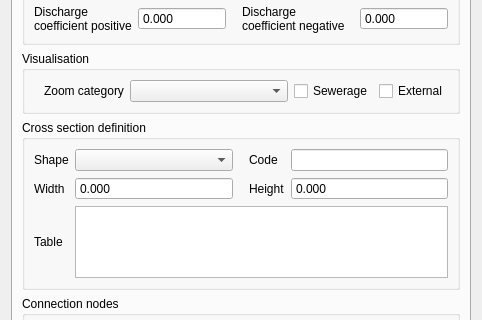
Before: the Qt Designer form threedi_model_builder/forms/ui/weir.ui in nens/threedi-schematisation-editor, drawn with Qt 5; both pictures show x 0 to 482 and y 225 to 545 of the 482 by 635 pixel window.
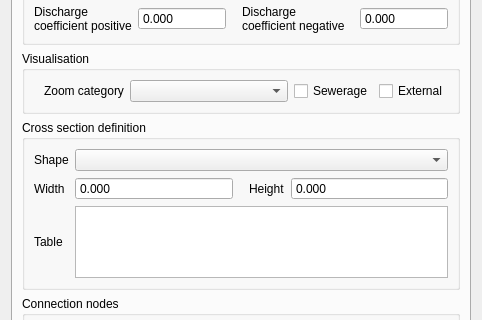
After: the same form once the commit is applied.

The edit to the form file:
```diff
--- a/threedi_model_builder/forms/ui/weir.ui
+++ b/threedi_model_builder/forms/ui/weir.ui
@@ -615,6 +615,12 @@
          <layout class="QGridLayout" name="gridLayout_3">
           <item row="3" column="3">
            <widget class="QDoubleSpinBox" name="cross_section_height">
+            <property name="sizePolicy">
+             <sizepolicy hsizetype="Expanding" vsizetype="Fixed">
+              <horstretch>0</horstretch>
+              <verstretch>0</verstretch>
+             </sizepolicy>
+            </property>
             <property name="buttonSymbols">
              <enum>QAbstractSpinBox::NoButtons</enum>
             </property>
@@ -626,38 +632,6 @@
             </property>
            </widget>
           </item>
-          <item row="1" column="2">
-           <widget class="QLabel" name="label_14">
-            <property name="locale">
-             <locale language="English" country="UnitedStates"/>
-            </property>
-            <property name="inputMethodHints">
-             <set>Qt::ImhNone</set>
-            </property>
-            <property name="text">
-             <string>Code</string>
-            </property>
-            <property name="alignment">
-             <set>Qt::AlignLeading|Qt::AlignLeft|Qt::AlignVCenter</set>
-            </property>
-            <property name="indent">
-             <number>10</number>
-            </property>
-           </widget>
-          </item>
-          <item row="1" column="3">
-           <widget class="QLineEdit" name="cross_section_code">
-            <property name="locale">
-             <locale language="English" country="UnitedStates"/>
-            </property>
-            <property name="inputMethodHints">
-             <set>Qt::ImhNone</set>
-            </property>
-            <property name="clearButtonEnabled">
-             <bool>true</bool>
-            </property>
-           </widget>
-          </item>
           <item row="1" column="0">
            <widget class="QLabel" name="label_5">
             <property name="locale">
@@ -693,25 +667,6 @@
             </property>
            </widget>
           </item>
-          <item row="1" column="1">
-           <widget class="QComboBox" name="cross_section_shape">
-            <property name="sizePolicy">
-             <sizepolicy hsizetype="MinimumExpanding" vsizetype="Fixed">
-              <horstretch>0</horstretch>
-              <verstretch>0</verstretch>
-             </sizepolicy>
-            </property>
-            <property name="locale">
-             <locale language="English" country="UnitedStates"/>
-            </property>
-            <property name="inputMethodHints">
-             <set>Qt::ImhNone</set>
-            </property>
-            <property name="editable">
-             <bool>false</bool>
-            </property>
-           </widget>
-          </item>
           <item row="3" column="2">
            <widget class="QLabel" name="label_13">
             <property name="locale">
@@ -757,6 +712,25 @@
             </property>
            </widget>
           </item>
+          <item row="1" column="1" colspan="3">
+           <widget class="QComboBox" name="cross_section_shape">
+            <property name="sizePolicy">
+             <sizepolicy hsizetype="MinimumExpanding" vsizetype="Fixed">
+              <horstretch>0</horstretch>
+              <verstretch>0</verstretch>
+             </sizepolicy>
+            </property>
+            <property name="locale">
+             <locale language="English" country="UnitedStates"/>
+            </property>
+            <property name="inputMethodHints">
+             <set>Qt::ImhNone</set>
+            </property>
+            <property name="editable">
+             <bool>false</bool>
+            </property>
+           </widget>
+          </item>
          </layout>
         </widget>
        </item>
```
